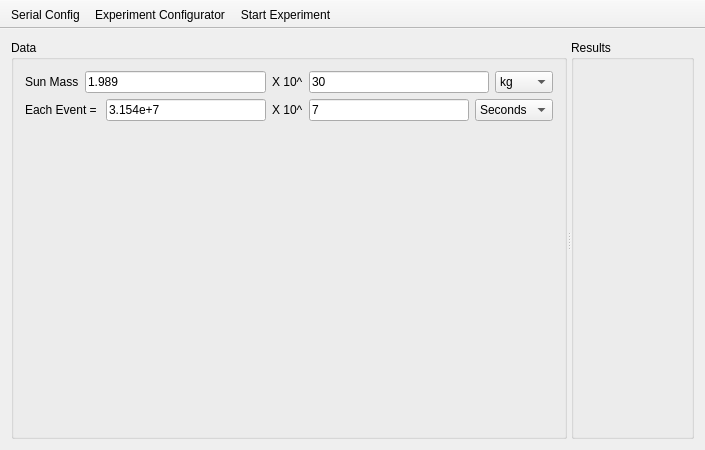
Before: the Qt Designer form mainwindow.ui in yobson/Exoplanet-Simulation, drawn with Qt 5.
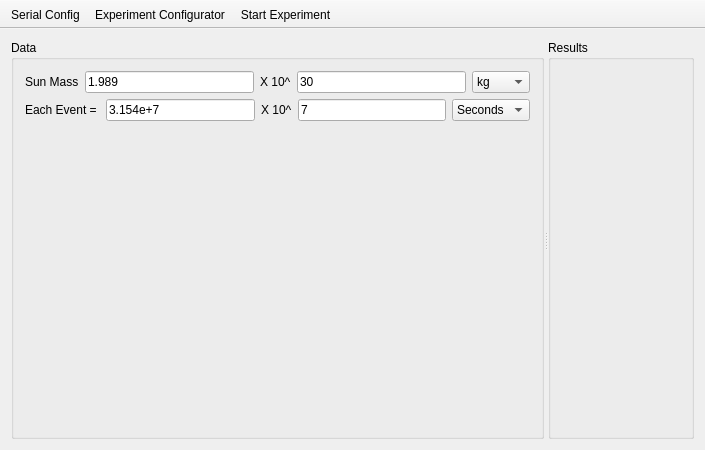
After: the same form once the commit is applied. Icons and pictures are not drawn.

```diff
--- a/mainwindow.ui
+++ b/mainwindow.ui
@@ -150,6 +150,21 @@
        <property name="title">
         <string>Results</string>
        </property>
+       <layout class="QVBoxLayout" name="verticalLayout_3">
+        <item>
+         <spacer name="horizontalSpacer">
+          <property name="orientation">
+           <enum>Qt::Horizontal</enum>
+          </property>
+          <property name="sizeHint" stdset="0">
+           <size>
+            <width>96</width>
+            <height>20</height>
+           </size>
+          </property>
+         </spacer>
+        </item>
+       </layout>
       </widget>
      </widget>
     </item>
```
